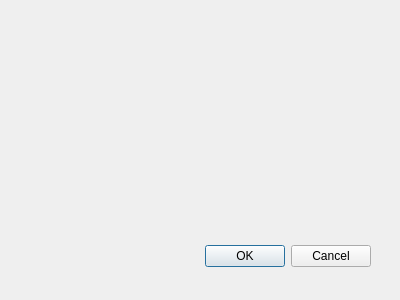
The window that qt_ui/dictionary.ui (Laponina/learn_english) describes before a commit, drawn with Qt 5.
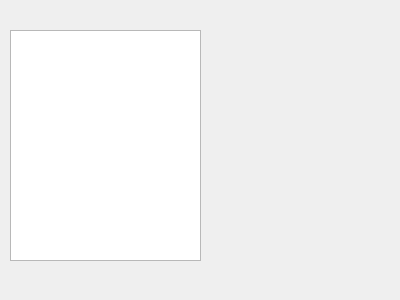
The same window after the commit.

```diff
--- a/qt_ui/dictionary.ui
+++ b/qt_ui/dictionary.ui
@@ -13,21 +13,15 @@
   <property name="windowTitle">
    <string>Dialog</string>
   </property>
-  <widget class="QDialogButtonBox" name="buttonBox">
+  <widget class="QListView" name="list_words">
    <property name="geometry">
     <rect>
-     <x>30</x>
-     <y>240</y>
-     <width>341</width>
-     <height>32</height>
+     <x>10</x>
+     <y>30</y>
+     <width>191</width>
+     <height>231</height>
     </rect>
    </property>
-   <property name="orientation">
-    <enum>Qt::Horizontal</enum>
-   </property>
-   <property name="standardButtons">
-    <set>QDialogButtonBox::Cancel|QDialogButtonBox::Ok</set>
-   </property>
   </widget>
  </widget>
  <resources/>
```
Left out of the diff: 35 changed lines with no effect on the pictures.
